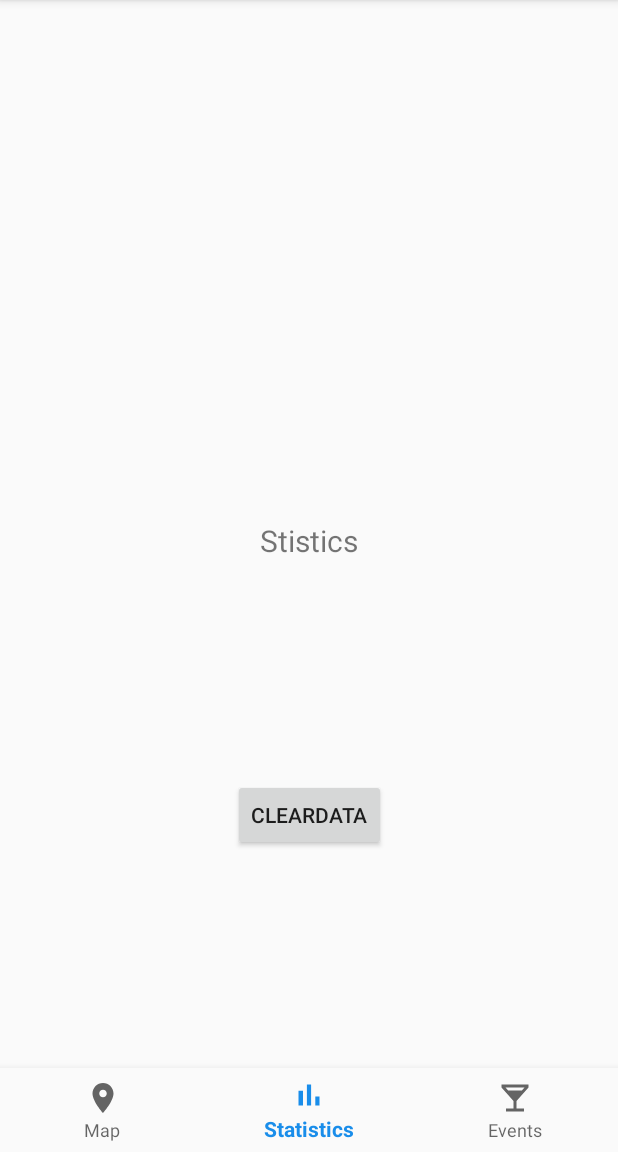
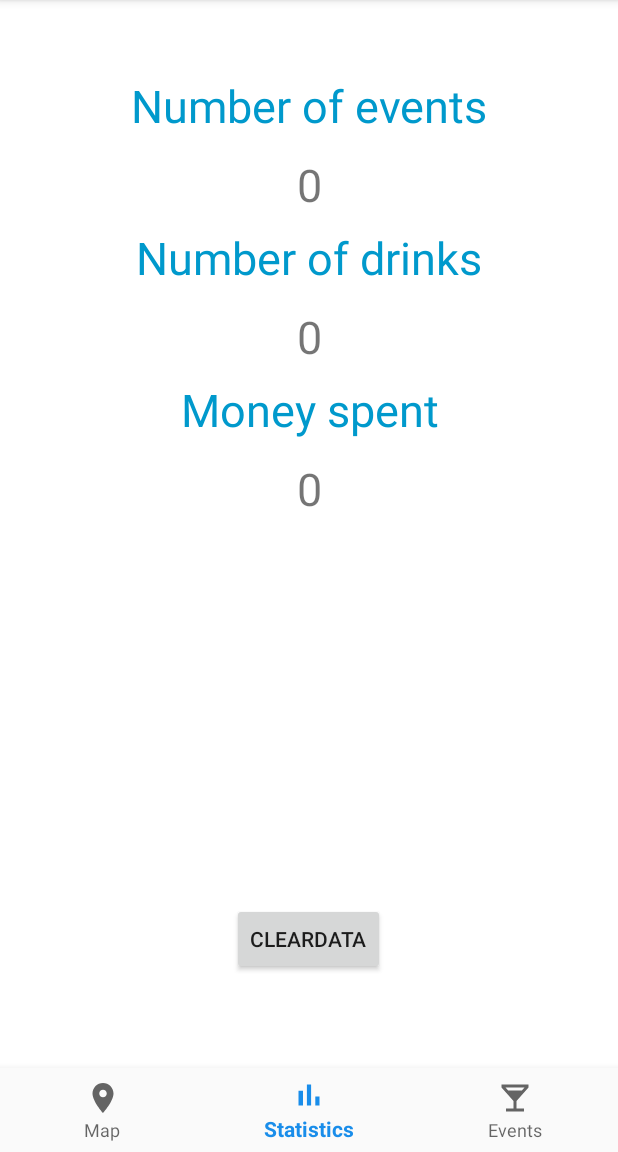
Before and after one commit to Frantasad/AlcoCnt, an Android app: the screen it shows after launch (MainActivity), item 2 of the bottom bar chosen, on a phone screen of 412 x 824 dp, the part 84-1236 px from its top. Run offline under Robolectric (Android 15) with nearby library versions, the phone set to English and light mode, and no system bars.

Commit message:
added statistics

```diff
--- a/app/src/main/java/com/example/alcoholcounter/ui/statistics/StatisticsFragment.kt
+++ b/app/src/main/java/com/example/alcoholcounter/ui/statistics/StatisticsFragment.kt
@@ -10,8 +10,28 @@ import com.example.alcoholcounter.MainApp
 import com.example.alcoholcounter.R
 import cz.pv239.seminar2.EventDB
 import kotlinx.android.synthetic.main.fragment_statistics.*
+import java.math.BigDecimal
 
 class StatisticsFragment : Fragment() {
+    private val numberOfEvents: Int
+        get() { return MainApp.dataHandler.events.size }
+
+    private val numberOfDrinks: Int get() {
+        var drinkCount: Int = 0
+        for (event in MainApp.dataHandler.events) {
+            drinkCount += event.drinks.size
+        }
+        return drinkCount
+    }
+
+    private val totalCost: BigDecimal
+        get(){
+            var total = BigDecimal.ZERO
+            for (event in MainApp.dataHandler.events) {
+                total += event.totalPrice
+            }
+            return total
+        }
 
     override fun onCreateView(inflater: LayoutInflater, container: ViewGroup?, savedInstanceState: Bundle?): View? {
         return inflater.inflate(R.layout.fragment_statistics, container, false)
@@ -20,8 +40,10 @@ class StatisticsFragment : Fragment() {
     override fun onViewCreated(view: View, savedInstanceState: Bundle?) {
         super.onViewCreated(view, savedInstanceState)
 
-        val textView: TextView = view.findViewById(R.id.text_statistics)
-        textView.text = "Stistics"
+        number_of_events.text = numberOfEvents.toString()
+        number_of_drinks.text = numberOfDrinks.toString()
+        total_price.text = totalCost.toString()
+
         button.setOnClickListener{
             val data = MainApp.dataHandler!!
             data.events.clear()
--- a/app/src/main/res/layout/fragment_statistics.xml
+++ b/app/src/main/res/layout/fragment_statistics.xml
@@ -1,33 +1,102 @@
 <?xml version="1.0" encoding="utf-8"?>
-<androidx.constraintlayout.widget.ConstraintLayout xmlns:android="http://schemas.android.com/apk/res/android"
+<androidx.coordinatorlayout.widget.CoordinatorLayout
+    xmlns:android="http://schemas.android.com/apk/res/android"
     xmlns:app="http://schemas.android.com/apk/res-auto"
     xmlns:tools="http://schemas.android.com/tools"
     android:layout_width="match_parent"
+    android:layout_height="match_parent">
+
+    <LinearLayout
+        android:layout_width="match_parent"
         android:layout_height="match_parent"
-    tools:context=".ui.events.EventListFragment"
-    android:background="?android:windowBackground">
+        android:orientation="vertical"
+        android:background="#FFFFFF"
+        android:tag="Event"
+        android:clickable="true"
+        android:focusable="true">
 
         <TextView
-        android:id="@+id/text_statistics"
+            android:id="@+id/number_of_events_header"
+            android:layout_width="match_parent"
+            android:layout_height="wrap_content"
+            android:layout_marginTop="50dp"
+            android:layout_marginBottom="4dp"
+            android:drawablePadding="20dp"
+            android:ellipsize="end"
+            android:singleLine="true"
+            android:textColor="@android:color/holo_blue_dark"
+            android:gravity="center"
+            android:textSize="30sp"
+            android:text="@string/number_of_events" />
+
+        <TextView
+            android:id="@+id/number_of_events"
             android:layout_width="match_parent"
             android:layout_height="wrap_content"
             android:layout_marginStart="8dp"
             android:layout_marginTop="8dp"
             android:layout_marginEnd="8dp"
             android:textAlignment="center"
-        android:textSize="20sp"
-        app:layout_constraintBottom_toBottomOf="parent"
-        app:layout_constraintEnd_toEndOf="parent"
-        app:layout_constraintStart_toStartOf="parent"
-        app:layout_constraintTop_toTopOf="parent" />
+            android:textSize="30sp"
+            android:text="kokot" />
+
+        <TextView
+            android:id="@+id/number_of_drinks_header"
+            android:layout_width="match_parent"
+            android:layout_height="wrap_content"
+            android:layout_marginTop="8dp"
+            android:layout_marginBottom="4dp"
+            android:drawablePadding="20dp"
+            android:ellipsize="end"
+            android:singleLine="true"
+            android:textColor="@android:color/holo_blue_dark"
+            android:gravity="center"
+            android:textSize="30sp"
+            android:text="@string/number_of_drinks" />
+
+        <TextView
+            android:id="@+id/number_of_drinks"
+            android:layout_width="match_parent"
+            android:layout_height="wrap_content"
+            android:layout_marginStart="8dp"
+            android:layout_marginTop="8dp"
+            android:layout_marginEnd="8dp"
+            android:textAlignment="center"
+            android:textSize="30sp"
+            android:text="" />
+
+        <TextView
+            android:id="@+id/total_price_header"
+            android:layout_width="match_parent"
+            android:layout_height="wrap_content"
+            android:layout_marginTop="8dp"
+            android:layout_marginBottom="4dp"
+            android:drawablePadding="20dp"
+            android:ellipsize="end"
+            android:singleLine="true"
+            android:textColor="@android:color/holo_blue_dark"
+            android:gravity="center"
+            android:textSize="30sp"
+            android:text="@string/money_spent" />
+
+        <TextView
+            android:id="@+id/total_price"
+            android:layout_width="match_parent"
+            android:layout_height="wrap_content"
+            android:layout_marginTop="8dp"
+            android:layout_marginBottom="8dp"
+            android:textAlignment="center"
+            android:textSize="30sp"
+            android:text="" />
 
         <Button
             android:id="@+id/button"
             android:layout_width="wrap_content"
             android:layout_height="wrap_content"
-        android:text="ClearData"
-        app:layout_constraintBottom_toBottomOf="parent"
-        app:layout_constraintEnd_toEndOf="@+id/text_statistics"
-        app:layout_constraintStart_toStartOf="@+id/text_statistics"
-        app:layout_constraintTop_toBottomOf="@+id/text_statistics" />
-</androidx.constraintlayout.widget.ConstraintLayout>
+            android:layout_marginTop="248dp"
+            android:layout_gravity="center_vertical|center_horizontal"
+            android:text="ClearData" />
+
+    </LinearLayout>
+
+</androidx.coordinatorlayout.widget.CoordinatorLayout>
--- a/app/src/main/res/values/strings.xml
+++ b/app/src/main/res/values/strings.xml
@@ -7,4 +7,7 @@
     <string name="edit">Edit</string>
     <string name="current_location">Current location</string>
     <string name="location_access_denied">Access to location denied</string>
+    <string name="number_of_events">Number of events</string>
+    <string name="number_of_drinks">Number of drinks</string>
+    <string name="money_spent">Money spent</string>
 </resources>
```
Also changed, not shown: 1 other file. Lines whose indentation alone changed are shown as unchanged.
